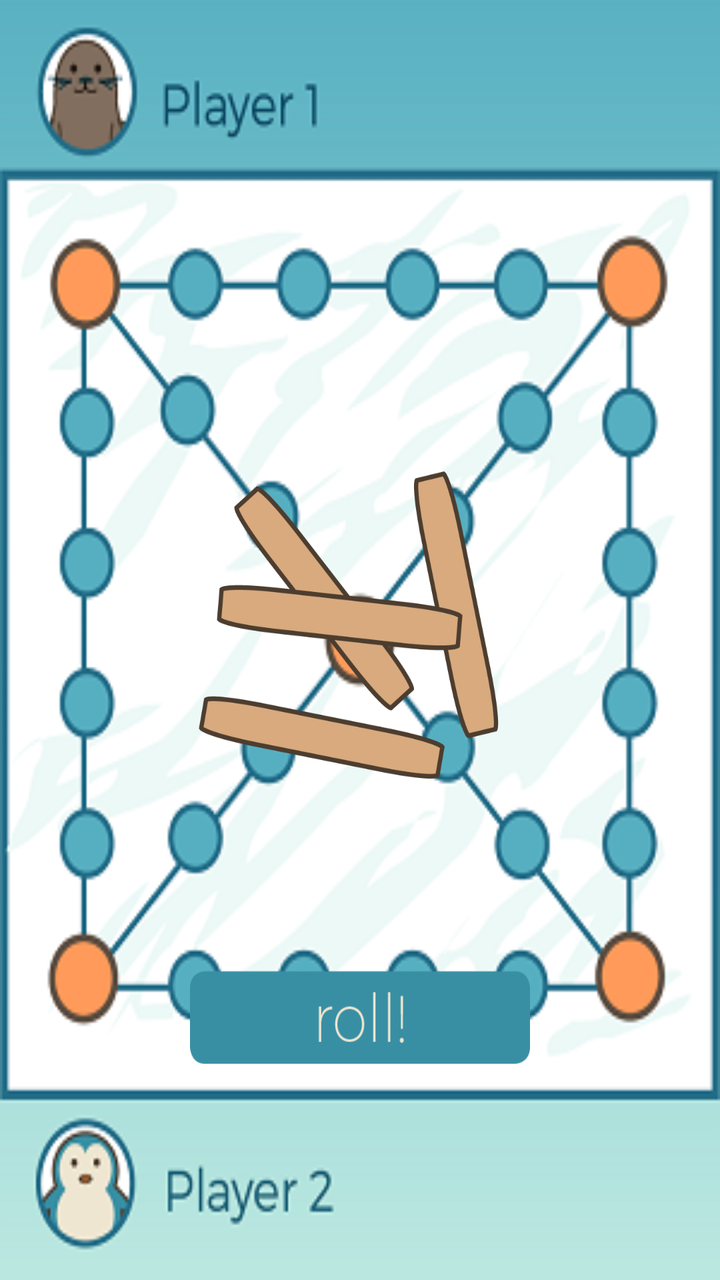
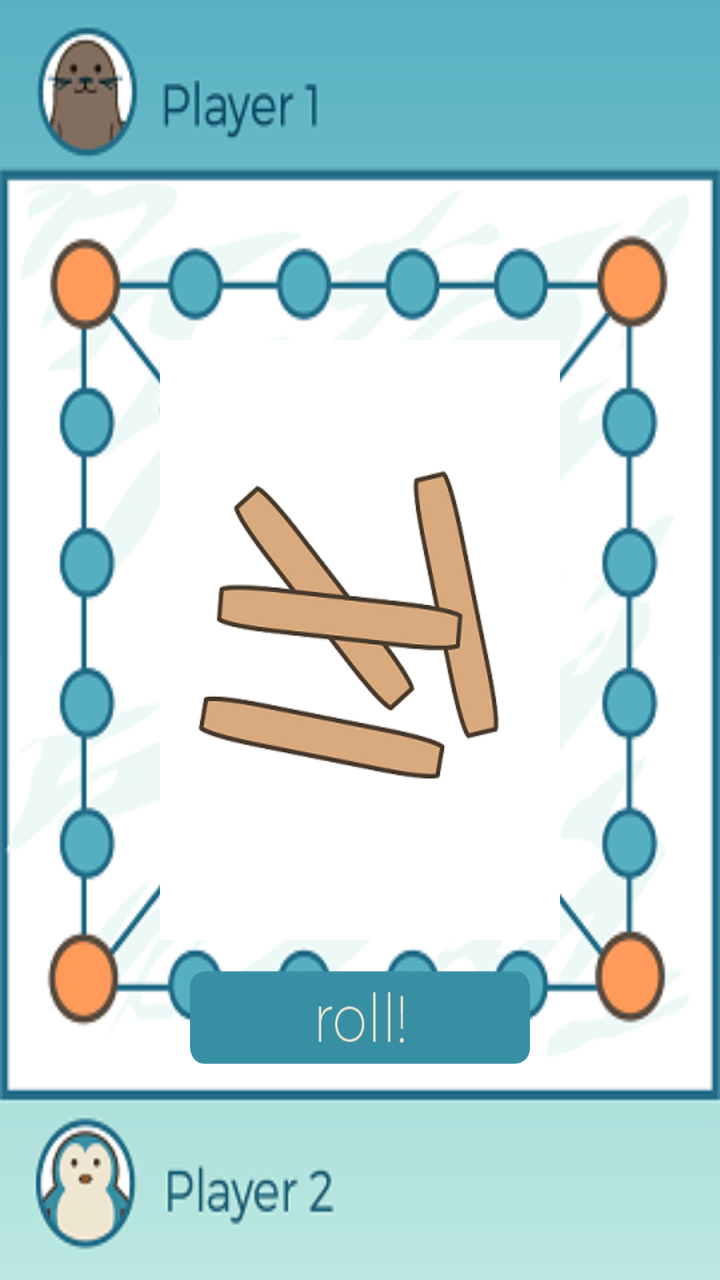

An Android layout rendered at two revisions. The XML below is the earlier revision; the diff shows what the commit changed to produce the second picture.
<!-- AndroidManifest.xml: application theme AppTheme -->
<!-- res/layout/activity_board.xml -->
<?xml version="1.0" encoding="utf-8"?>
<RelativeLayout xmlns:android="http://schemas.android.com/apk/res/android"
                xmlns:tools="http://schemas.android.com/tools"
                android:id="@+id/rl"
                android:layout_width="match_parent"
                android:layout_height="match_parent"
                android:orientation="vertical"
                android:background="@drawable/boardimage"
                tools:context="com.jeffreychan.yutnori.BoardActivity">
    <Button
        android:layout_width="170dp"
        android:layout_height="80dp"
        android:id="@+id/rollButton"
        android:background="@drawable/rollbutton"
        android:layout_below="@+id/sticks"
        android:layout_centerHorizontal="true" />

    <ImageView
        android:layout_width="200dp"
        android:layout_height="300dp"
        android:id="@+id/sticks"
        android:background="@drawable/fallingstickanimation"
        android:layout_centerInParent="true"

        />

</RelativeLayout>
<!-- resources referenced by this layout -->
<resources>
  <!-- drawable boardimage: png bitmap (drawable-hdpi, 72684 bytes) -->
  <!-- drawable fallingstickanimation (drawable-hdpi) -->
  <?xml version="1.0" encoding="utf-8"?>
  <animation-list xmlns:android="http://schemas.android.com/apk/res/android" android:oneshot="true">
      <item android:drawable="@drawable/stick" android:duration="180"/>
      <item android:drawable="@drawable/stick2" android:duration="180"/>
      <item android:drawable="@drawable/stick3" android:duration="180"/>
      <item android:drawable="@drawable/stick4" android:duration="180"/>
      <item android:drawable="@drawable/stick5" android:duration="180"/>
      <item android:drawable="@drawable/stick6" android:duration="180"/>
      <item android:drawable="@drawable/stick7" android:duration="180"/>
      <item android:drawable="@drawable/stick8" android:duration="180"/>
      <item android:drawable="@drawable/stick9" android:duration="360"/>
  
  </animation-list>
  <!-- drawable rollbutton: png bitmap (drawable-hdpi, 2070 bytes) -->
  <style name="AppTheme" parent="AppBaseTheme">
          
      </style>
  <!-- drawable stick: png bitmap (drawable-hdpi, 18498 bytes) -->
  <!-- drawable stick2: png bitmap (drawable-hdpi, 17059 bytes) -->
  <!-- drawable stick3: png bitmap (drawable-hdpi, 14109 bytes) -->
  <!-- drawable stick4: png bitmap (drawable-hdpi, 13965 bytes) -->
  <!-- drawable stick5: png bitmap (drawable-hdpi, 14309 bytes) -->
  <!-- drawable stick6: png bitmap (drawable-hdpi, 12365 bytes) -->
  <!-- drawable stick7: png bitmap (drawable-hdpi, 15200 bytes) -->
  <!-- drawable stick8: png bitmap (drawable-hdpi, 13042 bytes) -->
  <!-- drawable stick9: png bitmap (drawable-hdpi, 13458 bytes) -->
  <style name="AppBaseTheme" parent="Theme.AppCompat.Light">
          
      </style>
</resources>

<!-- the commit's change to res/layout/activity_board.xml (unified diff, before → after) -->
@@ -19,7 +19,7 @@
         android:layout_width="200dp"
         android:layout_height="300dp"
         android:id="@+id/sticks"
-        android:background="@drawable/fallingstickanimation"
+        android:background="@drawable/stick"
         android:layout_centerInParent="true"
 
         />
<!-- resource entries referenced after the edit -->
@@ -1,33 +1,11 @@
 <!-- resources referenced by this layout -->
 <resources>
   <!-- drawable boardimage: png bitmap (drawable-hdpi, 72684 bytes) -->
-  <!-- drawable fallingstickanimation (drawable-hdpi) -->
-  <?xml version="1.0" encoding="utf-8"?>
-  <animation-list xmlns:android="http://schemas.android.com/apk/res/android" android:oneshot="true">
-      <item android:drawable="@drawable/stick" android:duration="180"/>
-      <item android:drawable="@drawable/stick2" android:duration="180"/>
-      <item android:drawable="@drawable/stick3" android:duration="180"/>
-      <item android:drawable="@drawable/stick4" android:duration="180"/>
-      <item android:drawable="@drawable/stick5" android:duration="180"/>
-      <item android:drawable="@drawable/stick6" android:duration="180"/>
-      <item android:drawable="@drawable/stick7" android:duration="180"/>
-      <item android:drawable="@drawable/stick8" android:duration="180"/>
-      <item android:drawable="@drawable/stick9" android:duration="360"/>
-  
-  </animation-list>
   <!-- drawable rollbutton: png bitmap (drawable-hdpi, 2070 bytes) -->
   <style name="AppTheme" parent="AppBaseTheme">
           
       </style>
-  <!-- drawable stick: png bitmap (drawable-hdpi, 18498 bytes) -->
-  <!-- drawable stick2: png bitmap (drawable-hdpi, 17059 bytes) -->
-  <!-- drawable stick3: png bitmap (drawable-hdpi, 14109 bytes) -->
-  <!-- drawable stick4: png bitmap (drawable-hdpi, 13965 bytes) -->
-  <!-- drawable stick5: png bitmap (drawable-hdpi, 14309 bytes) -->
-  <!-- drawable stick6: png bitmap (drawable-hdpi, 12365 bytes) -->
-  <!-- drawable stick7: png bitmap (drawable-hdpi, 15200 bytes) -->
-  <!-- drawable stick8: png bitmap (drawable-hdpi, 13042 bytes) -->
-  <!-- drawable stick9: png bitmap (drawable-hdpi, 13458 bytes) -->
+  <!-- drawable stick: png bitmap (drawable-hdpi, 29293 bytes) -->
   <style name="AppBaseTheme" parent="Theme.AppCompat.Light">
           
       </style>
